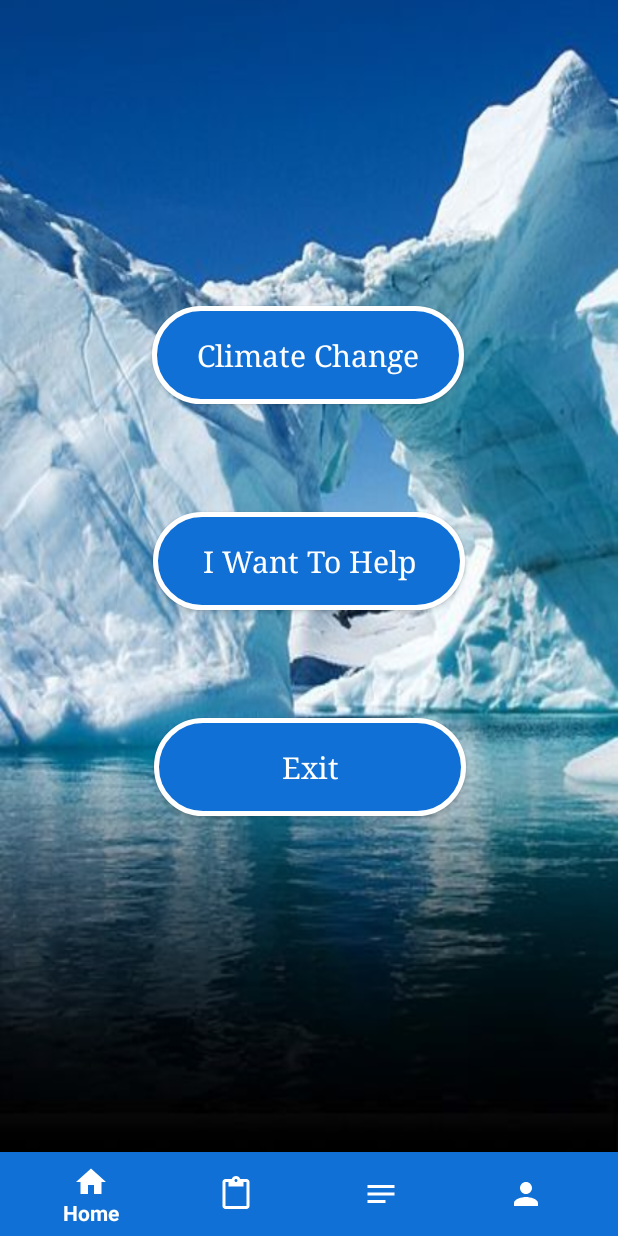
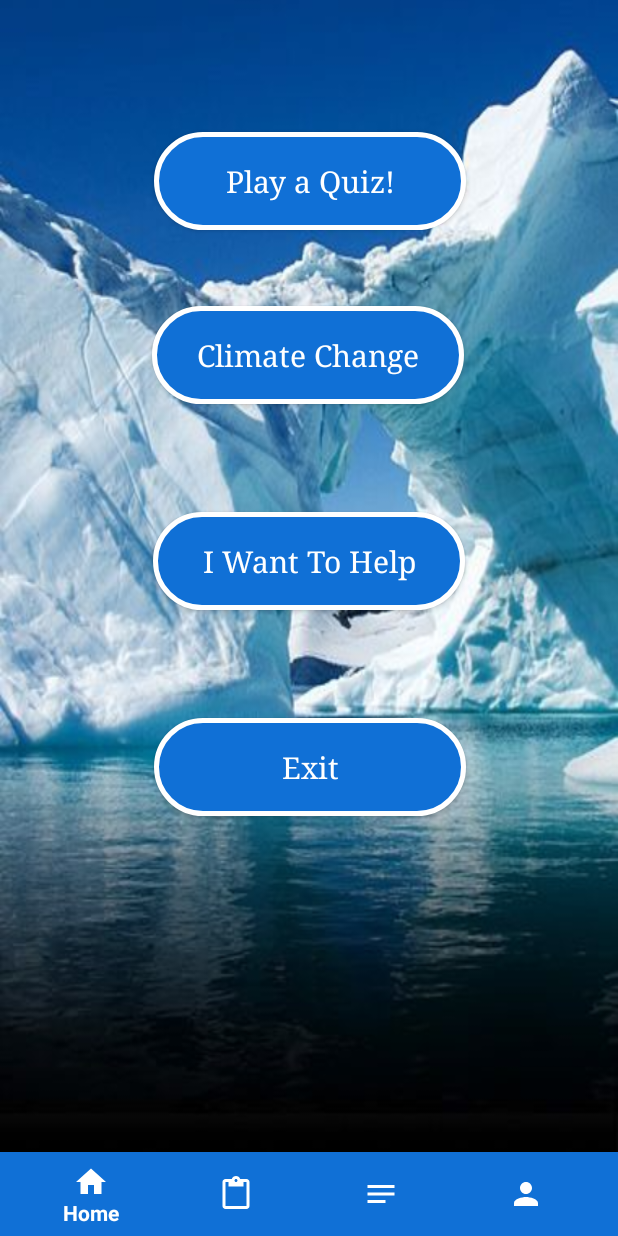
Before and after one commit to zhenxian0818/Mobile_Assignment, an Android app: the screen it shows after launch (MainActivity), on a phone screen of 412 x 824 dp. Run offline under Robolectric (Android 15) with nearby library versions, the light colour scheme and no system bars.

Commit message:
hello i have no idea if this works, rollback if back stuff happens i guess

```diff
--- a/app/src/main/res/layout/fragment_home.xml
+++ b/app/src/main/res/layout/fragment_home.xml
@@ -20,6 +20,22 @@
         android:fontFamily="serif"
         app:layout_constraintEnd_toEndOf="parent"
         app:layout_constraintHorizontal_bias="0.497"
+        app:layout_constraintStart_toStartOf="parent"
+        app:layout_constraintTop_toTopOf="parent" />
+
+    <Button
+        android:id="@+id/btnQuiz"
+        android:layout_width="208dp"
+        android:layout_height="65dp"
+        android:layout_marginTop="88dp"
+        android:background="@drawable/btn_bg"
+        android:fontFamily="serif"
+        android:text="Play a Quiz!"
+        android:textAllCaps="false"
+        android:textColor="#fff"
+        android:textSize="20dp"
+        app:layout_constraintEnd_toEndOf="parent"
+        app:layout_constraintHorizontal_bias="0.502"
         app:layout_constraintStart_toStartOf="parent"
         app:layout_constraintTop_toTopOf="parent" />
 
```
